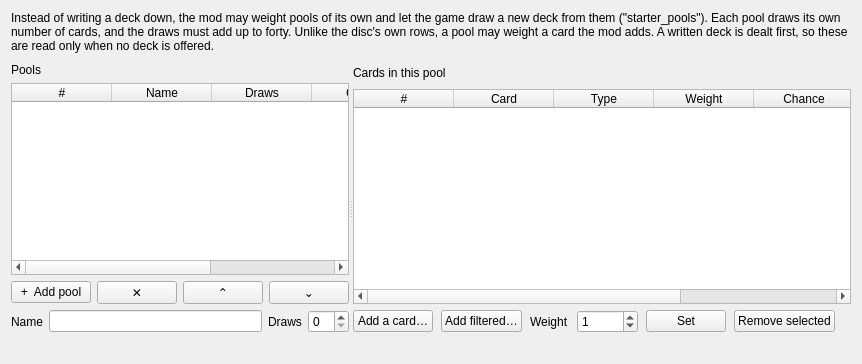
yamyi/YGOFM-DecompRecomp, file tools/pc/fm_editor/ui/starter_weighted_pools.ui: the form before one commit.
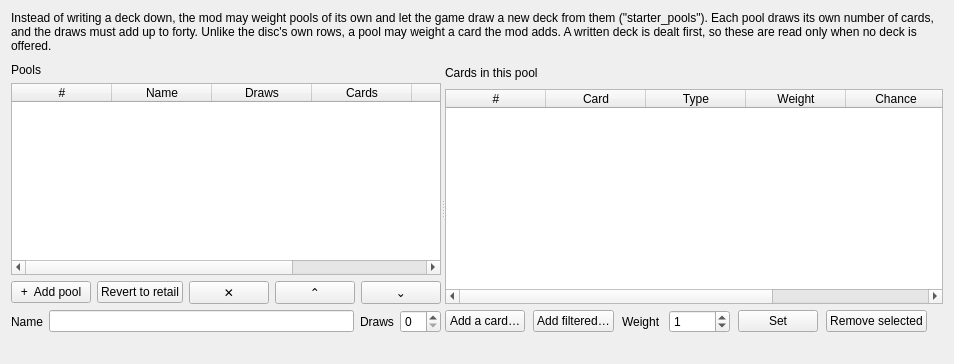
The form after the commit.

Commit message: Improve modified game imports and starter decks

The edit to the form file:
```diff
--- a/tools/pc/fm_editor/ui/starter_weighted_pools.ui
+++ b/tools/pc/fm_editor/ui/starter_weighted_pools.ui
@@ -30,6 +30,7 @@
               <column><property name="text"><string>Draws</string></property></column>
               <column><property name="text"><string>Cards</string></property></column>
               <column><property name="text"><string>Weight</string></property></column>
+              <column><property name="text"><string>State</string></property></column>
              </widget>
             </item>
             <item>
@@ -40,6 +41,12 @@
                 <property name="text"><string>+  Add pool</string></property>
                </widget>
               </item>
+              <item>
+               <widget class="QPushButton" name="revertStarterPoolsButton">
+                <property name="text"><string>Revert to retail</string></property>
+                <property name="toolTip"><string>Remove the mod's weighted pools and use the retail starter rows</string></property>
+               </widget>
+              </item>
               <item>
                <widget class="QPushButton" name="removeStarterPoolButton">
                 <property name="text"><string>✕</string></property>
```
The commit also changes 6 other files.
